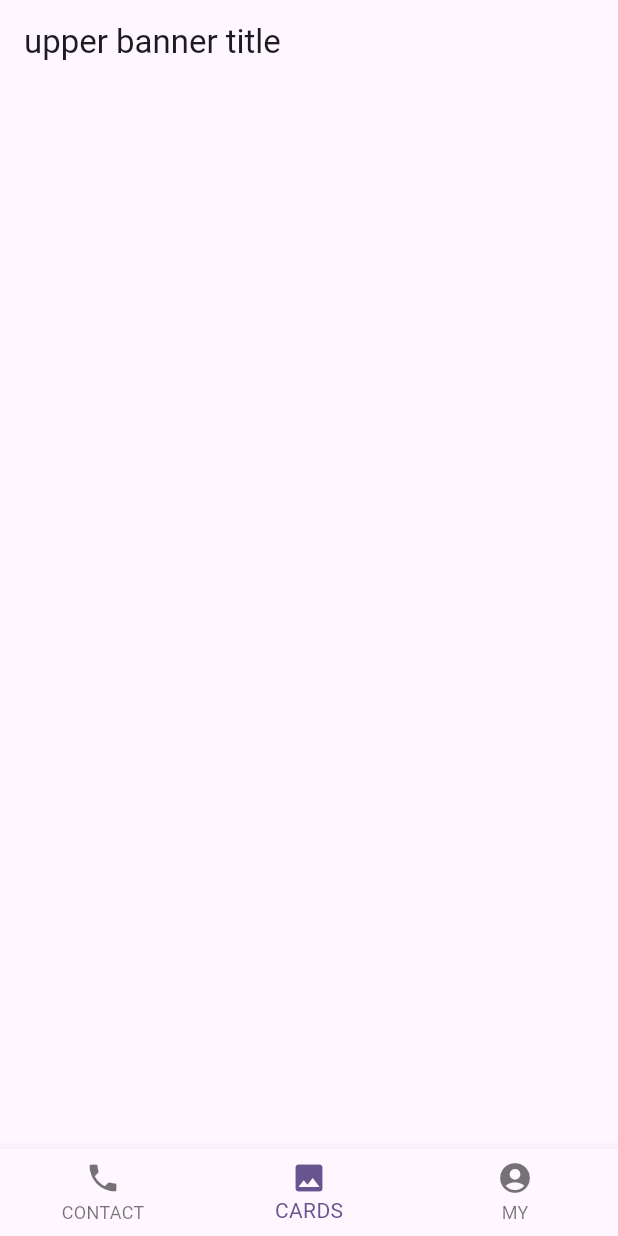
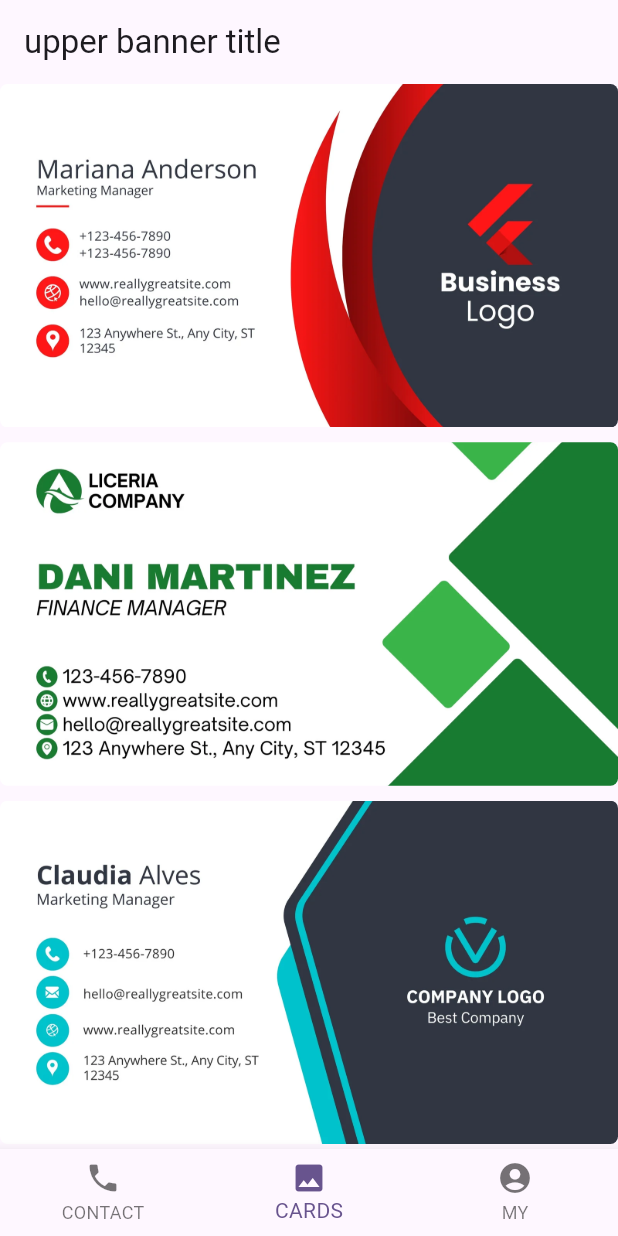
Before and after one commit to Unknown-Box/2024-Madcamp-week-1, a Flutter app: the screen it shows after launch, item 2 of the bottom bar chosen, on a phone screen of 412 x 824 dp. Run offline on Flutter 3.47's test engine with Material 3 defaults, Android fonts, the light colour scheme and no system bars.

Commit message:
Feat: Cards tab first commit

```diff
--- a/lib/src/pages/cards.dart
+++ b/lib/src/pages/cards.dart
@@ -1,3 +1,6 @@
+// images of business card using grid view
+// business card ratio: 9:5
+
 import 'package:flutter/material.dart';
 
 class Cards extends StatefulWidget {
@@ -8,8 +11,56 @@ class Cards extends StatefulWidget {
 }
 
 class _CardsState extends State<Cards> {
+
+  List<String> imagesList = [
+    'assets/images/1.png',
+    'assets/images/2.png',
+    'assets/images/3.png',
+    'assets/images/4.png',
+    'assets/images/5.png',
+    'assets/images/6.png',
+    'assets/images/7.png',
+    'assets/images/8.png',
+    'assets/images/9.png',
+    'assets/images/10.png',
+    'assets/images/11.png',
+    'assets/images/12.png',
+    'assets/images/13.png',
+    'assets/images/14.png',
+    'assets/images/15.png',
+    'assets/images/16.png',
+    'assets/images/17.png',
+    'assets/images/18.png',
+    'assets/images/19.png',
+    'assets/images/20.png' ,
+  ];
+
   @override
   Widget build(BuildContext context) {
-    return Container();
+    return Scaffold(
+      body: GridView.builder(
+        shrinkWrap: true,
+        physics: ScrollPhysics(),
+        scrollDirection:Axis.vertical,
+        gridDelegate: const SliverGridDelegateWithFixedCrossAxisCount(
+          crossAxisCount: 1,
+          childAspectRatio: 9.0 / 5.0,
+          mainAxisSpacing: 10.0,
+          crossAxisSpacing: 10.0,
+        ),
+        itemCount: imagesList.length,
+        itemBuilder: (BuildContext context, int index){
+          return Container(
+            decoration: BoxDecoration(
+              borderRadius: BorderRadius.circular(5.0),
+              image: DecorationImage(
+                image: AssetImage(imagesList[index]),
+                fit: BoxFit.cover,
+              ),
+            ),
+          );
+        },
+      ),
+    );
   }
 }
```
